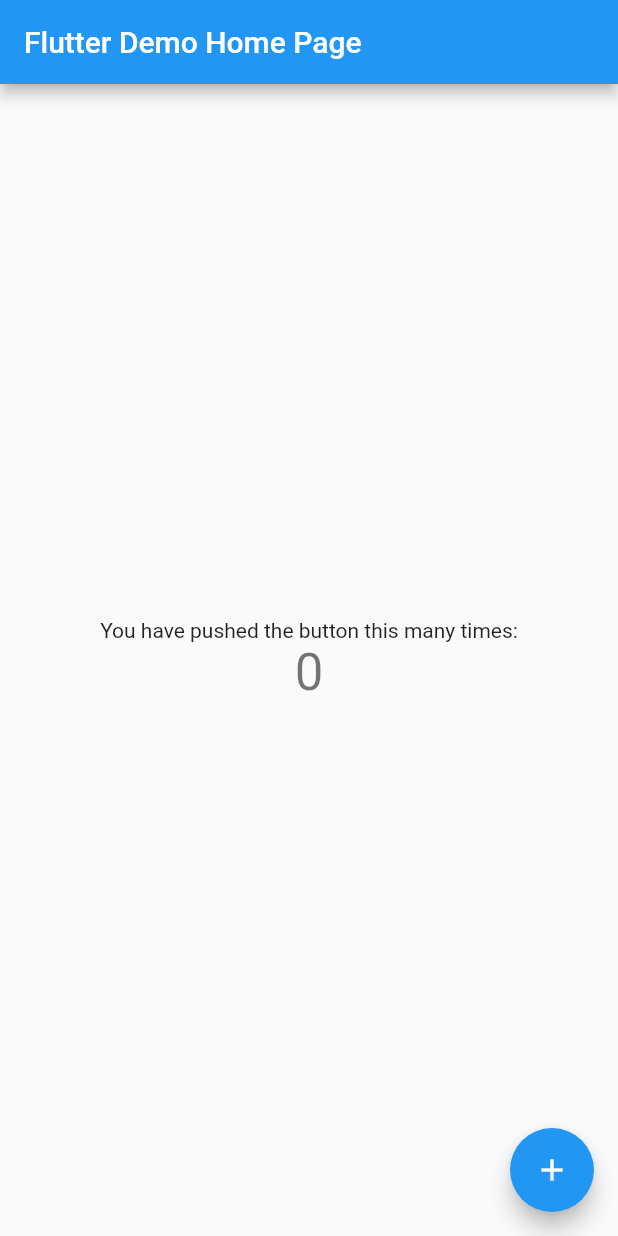
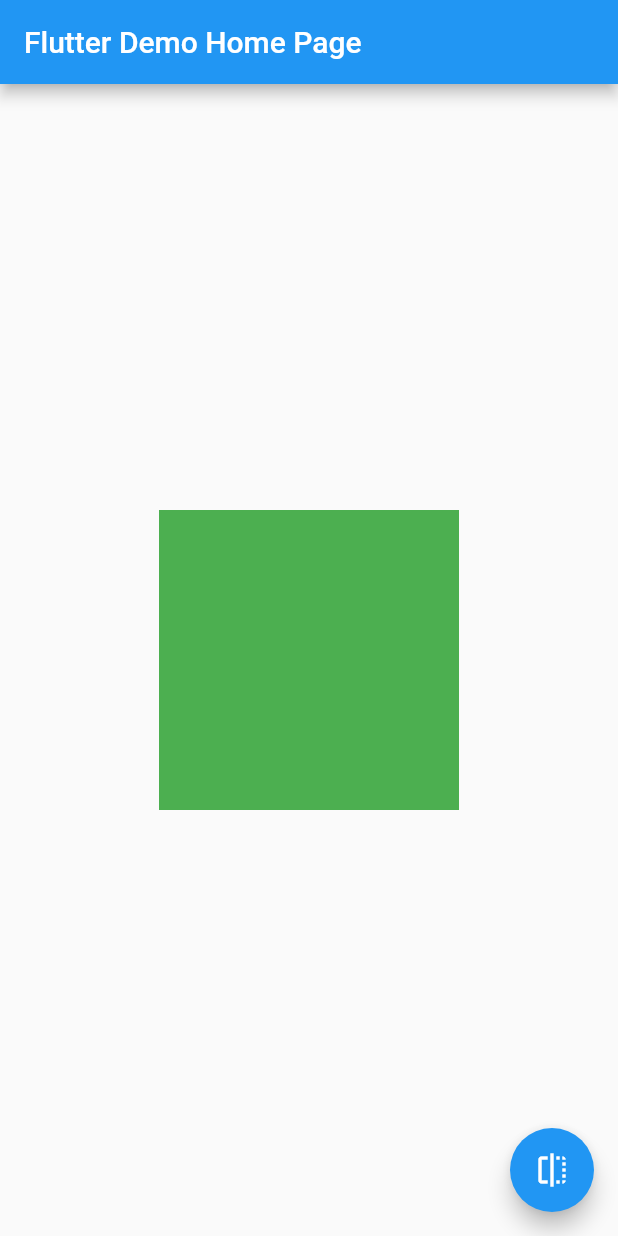
Before and after one commit to mariocsantos/cookbook, a Flutter app: the screen it shows after launch, on a phone screen of 412 x 824 dp. Run offline on Flutter 3.47's test engine with Material 2 defaults, Android fonts, the phone set to English and light mode, and no system bars.

Commit message:
Fade in Fade out

```diff
--- a/lib/main.dart
+++ b/lib/main.dart
@@ -3,21 +3,11 @@ import 'package:flutter/material.dart';
 void main() => runApp(MyApp());
 
 class MyApp extends StatelessWidget {
-  // This widget is the root of your application.
   @override
   Widget build(BuildContext context) {
     return MaterialApp(
       title: 'Flutter Demo',
       theme: ThemeData(
-        // This is the theme of your application.
-        //
-        // Try running your application with "flutter run". You'll see the
-        // application has a blue toolbar. Then, without quitting the app, try
-        // changing the primarySwatch below to Colors.green and then invoke
-        // "hot reload" (press "r" in the console where you ran "flutter run",
-        // or simply save your changes to "hot reload" in a Flutter IDE).
-        // Notice that the counter didn't reset back to zero; the application
-        // is not restarted.
         primarySwatch: Colors.blue,
       ),
       home: MyHomePage(title: 'Flutter Demo Home Page'),
@@ -27,16 +17,6 @@ class MyApp extends StatelessWidget {
 
 class MyHomePage extends StatefulWidget {
   MyHomePage({Key key, this.title}) : super(key: key);
-
-  // This widget is the home page of your application. It is stateful, meaning
-  // that it has a State object (defined below) that contains fields that affect
-  // how it looks.
-
-  // This class is the configuration for the state. It holds the values (in this
-  // case the title) provided by the parent (in this case the App widget) and
-  // used by the build method of the State. Fields in a Widget subclass are
-  // always marked "final".
-
   final String title;
 
   @override
@@ -45,67 +25,34 @@ class MyHomePage extends StatefulWidget {
 
 class _MyHomePageState extends State<MyHomePage> {
   int _counter = 0;
-
-  void _incrementCounter() {
-    setState(() {
-      // This call to setState tells the Flutter framework that something has
-      // changed in this State, which causes it to rerun the build method below
-      // so that the display can reflect the updated values. If we changed
-      // _counter without calling setState(), then the build method would not be
-      // called again, and so nothing would appear to happen.
-      _counter++;
-    });
-  }
+  bool _visible = true;
 
   @override
   Widget build(BuildContext context) {
-    // This method is rerun every time setState is called, for instance as done
-    // by the _incrementCounter method above.
-    //
-    // The Flutter framework has been optimized to make rerunning build methods
-    // fast, so that you can just rebuild anything that needs updating rather
-    // than having to individually change instances of widgets.
     return Scaffold(
       appBar: AppBar(
-        // Here we take the value from the MyHomePage object that was created by
-        // the App.build method, and use it to set our appbar title.
         title: Text(widget.title),
       ),
       body: Center(
-        // Center is a layout widget. It takes a single child and positions it
-        // in the middle of the parent.
-        child: Column(
-          // Column is also layout widget. It takes a list of children and
-          // arranges them vertically. By default, it sizes itself to fit its
-          // children horizontally, and tries to be as tall as its parent.
-          //
-          // Invoke "debug painting" (press "p" in the console, choose the
-          // "Toggle Debug Paint" action from the Flutter Inspector in Android
-          // Studio, or the "Toggle Debug Paint" command in Visual Studio Code)
-          // to see the wireframe for each widget.
-          //
-          // Column has various properties to control how it sizes itself and
-          // how it positions its children. Here we use mainAxisAlignment to
-          // center the children vertically; the main axis here is the vertical
-          // axis because Columns are vertical (the cross axis would be
-          // horizontal).
-          mainAxisAlignment: MainAxisAlignment.center,
-          children: <Widget>[
-            Text(
-              'You have pushed the button this many times:',
-            ),
-            Text(
-              '$_counter',
-              style: Theme.of(context).textTheme.display1,
-            ),
-          ],
+        child: AnimatedOpacity(
+          opacity: _visible ? 1.0 : 0.0,
+          duration: Duration(milliseconds: 500),
+          child: Container(
+            width: 200.0,
+            height: 200.0,
+            color: Colors.green
+          ),
         ),
       ),
       floatingActionButton: FloatingActionButton(
-        onPressed: _incrementCounter,
-        tooltip: 'Increment',
-        child: Icon(Icons.add),
-      ), // This trailing comma makes auto-formatting nicer for build methods.
+        onPressed: () {
+          setState(() {
+            _visible = !_visible;
+          });
+        },
+        tooltip: 'Toggle Opacity',
+        child: Icon(Icons.flip)
+      ) // This trailing comma makes auto-formatting nicer for build methods.
     );
   }
 }
```
